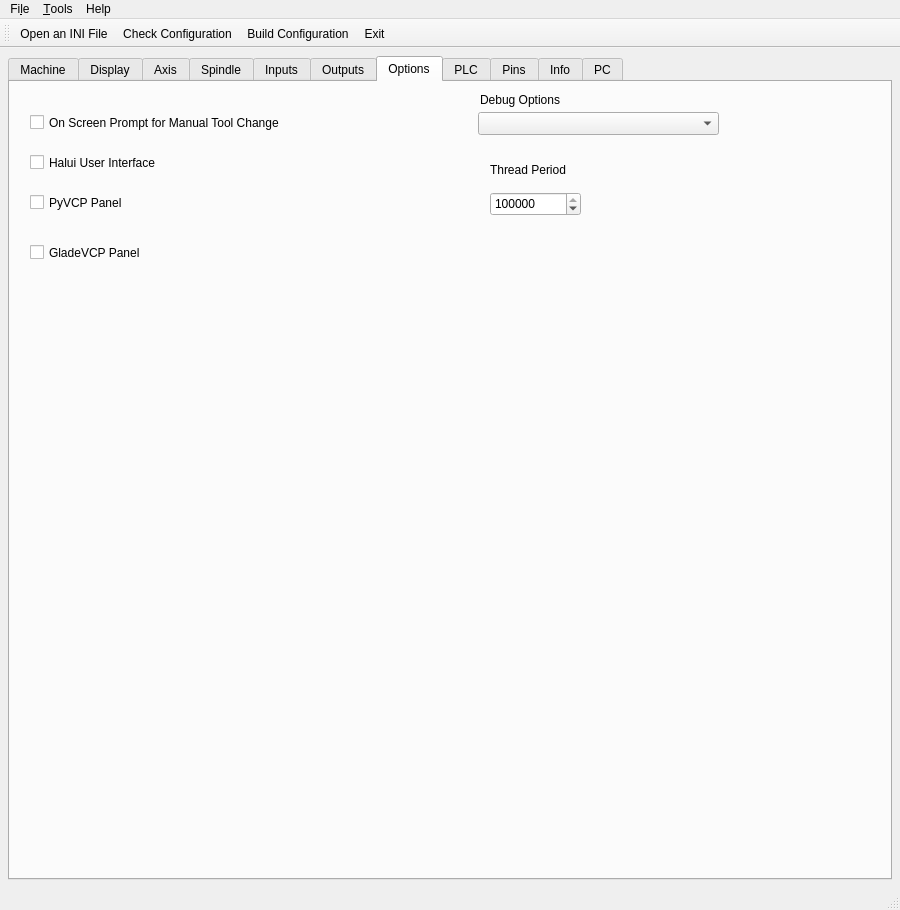
Above: c7i76e/src/c7i76e.ui from hansu/7i76e before the change. Below: the same form after it.
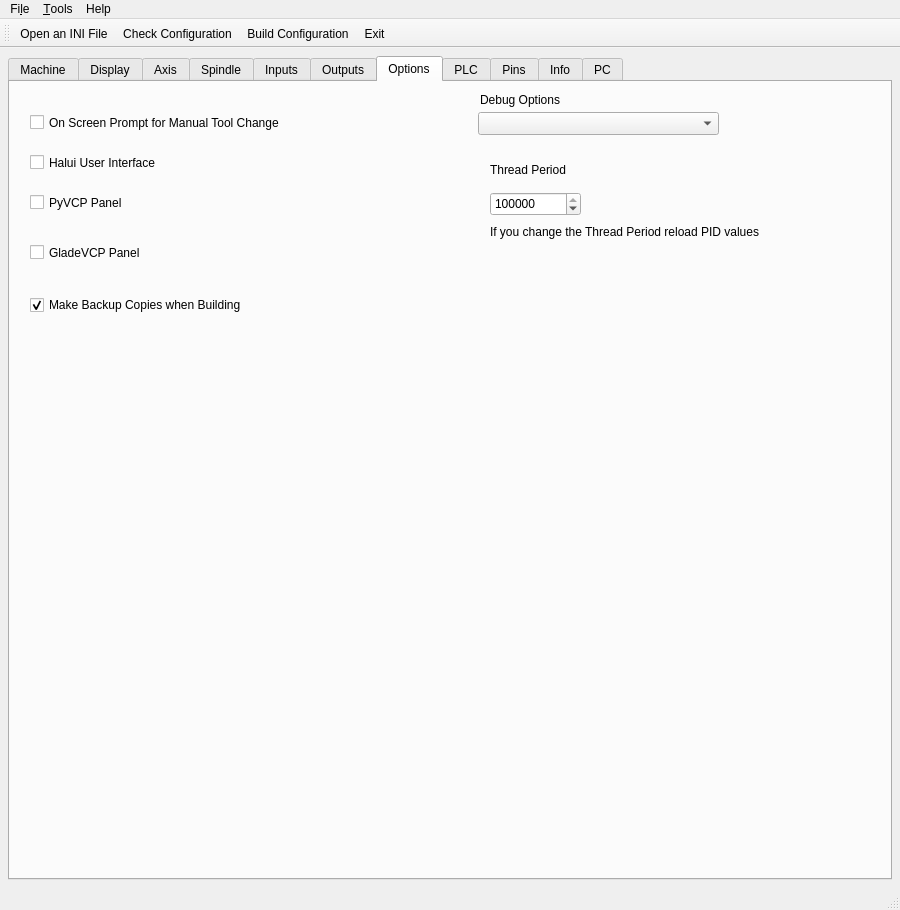
That is the form after the change. The open tabs and pages were chosen to show the change.

The edit to the form file:
```diff
--- a/c7i76e/src/c7i76e.ui
+++ b/c7i76e/src/c7i76e.ui
@@ -6599,6 +6599,35 @@
          <string>Thread Period</string>
         </property>
        </widget>
+       <widget class="QCheckBox" name="backupCB">
+        <property name="geometry">
+         <rect>
+          <x>20</x>
+          <y>210</y>
+          <width>301</width>
+          <height>26</height>
+         </rect>
+        </property>
+        <property name="text">
+         <string>Make Backup Copies when Building</string>
+        </property>
+        <property name="checked">
+         <bool>true</bool>
+        </property>
+       </widget>
+       <widget class="QLabel" name="label_547">
+        <property name="geometry">
+         <rect>
+          <x>480</x>
+          <y>140</y>
+          <width>381</width>
+          <height>20</height>
+         </rect>
+        </property>
+        <property name="text">
+         <string>If you change the Thread Period reload PID values</string>
+        </property>
+       </widget>
       </widget>
       <widget class="QWidget" name="plc">
        <attribute name="title">
```
